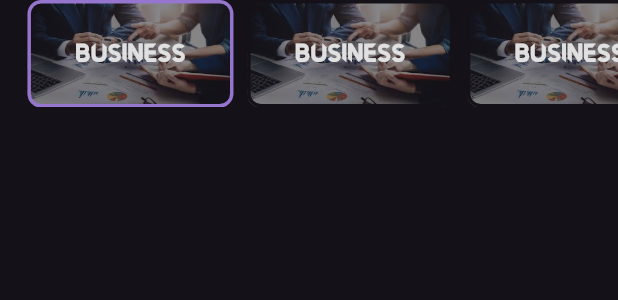
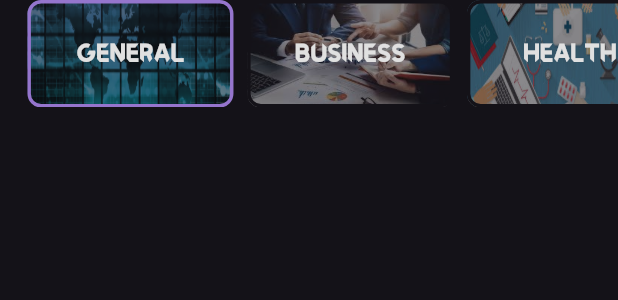
Before and after one commit to AhmedZaeem/The-big-news, a Flutter app: the CategoryList widget shown alone on an empty page, opened directly, on a phone screen of 412 x 824 dp. Shown: the top 300 px of the screen. Run offline on Flutter 3.47's test engine with Material 3 defaults, Android fonts, the phone set to English and light mode, and no system bars; our stand-ins replace cached_network_image, dio, flutter_screenutil; missing offline and left inert: flutter_gradient_animation_text; network calls fail.

Commit message:
Categories provider and data

```diff
--- a/lib/controller/news_api_controller.dart
+++ b/lib/controller/news_api_controller.dart
@@ -7,6 +7,8 @@ class NewsApiController {
   getNews() async {
     Response response = await dio.get(baseUrl,
         options: Options(headers: {'Authorization': token}));
+    try {
+      if (response.statusCode == 200) {
         List<dynamic> articles = response.data['articles'];
         List<NewsTileModel> newsTiles = [];
         for (Map<String, dynamic> article in articles) {
@@ -19,5 +21,11 @@ class NewsApiController {
           }
         }
         return newsTiles;
+      } else {
+        return [];
+      }
+    } catch (e) {
+      return Future.error('error');
     }
   }
+}
--- a/lib/main.dart
+++ b/lib/main.dart
@@ -1,6 +1,8 @@
+import 'package:big_news/providers/category_provider.dart';
 import 'package:big_news/view/SplashScreen.dart';
 import 'package:flutter/material.dart';
 import 'package:flutter_screenutil/flutter_screenutil.dart';
+import 'package:provider/provider.dart';
 
 void main() {
   runApp(const MyApp());
@@ -13,7 +15,9 @@ class MyApp extends StatelessWidget {
   Widget build(BuildContext context) {
     return ScreenUtilInit(
       designSize: const Size(360, 690),
-      builder: (context, child) => MaterialApp(
+      builder: (context, child) => ChangeNotifierProvider(
+        create: (context) => CategoryProvider(),
+        child: MaterialApp(
           theme: ThemeData.dark().copyWith(
             textTheme: TextTheme(
               displayLarge: const TextStyle(fontFamily: 'Newtype'),
@@ -27,7 +31,7 @@ class MyApp extends StatelessWidget {
                 color: Colors.grey[300],
               ),
               titleLarge: TextStyle(
-              fontSize: 12.sp,
+                fontSize: 14.sp,
                 fontFamily: 'Newtype',
               ),
               bodySmall: TextStyle(
@@ -39,6 +43,7 @@ class MyApp extends StatelessWidget {
           title: 'BigNews',
           home: const Splashscreen(),
         ),
+      ),
     );
   }
 }
--- /dev/null
+++ b/lib/providers/category_provider.dart
@@ -0,0 +1,29 @@
+import 'package:flutter/cupertino.dart';
+
+import '../model/category_model.dart';
+
+class CategoryProvider with ChangeNotifier {
+  List<CategoryModel> categories = [
+    CategoryModel(
+        index: 0, categoryTitle: 'general', imageSource: 'general.jpg'),
+    CategoryModel(
+        index: 1, categoryTitle: 'business', imageSource: 'business.jpeg'),
+    CategoryModel(
+        index: 2, categoryTitle: 'health', imageSource: 'health.jpeg'),
+    CategoryModel(
+        index: 3, categoryTitle: 'science', imageSource: 'science.jpeg'),
+    CategoryModel(index: 4, categoryTitle: 'sports', imageSource: 'sports.jpg'),
+    CategoryModel(
+        index: 5, categoryTitle: 'technology', imageSource: 'technology.jpg'),
+    CategoryModel(
+        index: 6,
+        categoryTitle: 'entertainment',
+        imageSource: 'entertainment.jpg'),
+  ];
+  int selectedIndex = 0;
+
+  void changeCategory(CategoryModel category) {
+    selectedIndex = category.index;
+    notifyListeners();
+  }
+}
--- a/lib/view/HomeView/CategoryView/CategoryCard.dart
+++ b/lib/view/HomeView/CategoryView/CategoryCard.dart
@@ -1,28 +1,28 @@
 import 'package:big_news/model/category_model.dart';
+import 'package:big_news/providers/category_provider.dart';
 import 'package:flutter/material.dart';
 import 'package:flutter_screenutil/flutter_screenutil.dart';
+import 'package:provider/provider.dart';
 
-class CategoryCard extends StatefulWidget {
+class CategoryCard extends StatelessWidget {
   final CategoryModel category;
-  final int selectedIndex;
-  const CategoryCard(
-      {super.key, required this.category, required this.selectedIndex});
+  const CategoryCard({
+    super.key,
+    required this.category,
+  });
 
   @override
-  State<CategoryCard> createState() => _CategoryCardState();
-}
-
-class _CategoryCardState extends State<CategoryCard> {
-  @override
   Widget build(BuildContext context) {
+    return Consumer<CategoryProvider>(
+      builder: (context, provider, child) {
         return GestureDetector(
-      onTap: () {},
+          onTap: () => provider.changeCategory(category),
           child: Container(
             alignment: Alignment.center,
             width: 120.w,
             decoration: BoxDecoration(
               border: Border.all(
-            color: widget.selectedIndex == widget.category.index
+                color: provider.selectedIndex == category.index
                     ? Colors.deepPurple[300]!
                     : Theme.of(context).scaffoldBackgroundColor,
                 width: 2.w,
@@ -31,14 +31,16 @@ class _CategoryCardState extends State<CategoryCard> {
               image: DecorationImage(
                 opacity: .5,
                 image: AssetImage(
-              'assets/images/${widget.category.imageSource}.jpeg',
+                  'assets/images/${category.imageSource}',
                 ),
                 fit: BoxFit.fill,
               ),
             ),
-        child: Text(widget.category.categoryTitle,
+            child: Text(category.categoryTitle,
                 style: Theme.of(context).textTheme.titleMedium),
           ),
         );
+      },
+    );
   }
 }
--- a/lib/view/HomeView/CategoryView/CategoryList.dart
+++ b/lib/view/HomeView/CategoryView/CategoryList.dart
@@ -2,6 +2,9 @@ import 'package:big_news/model/category_model.dart';
 import 'package:big_news/view/HomeView/CategoryView/CategoryCard.dart';
 import 'package:flutter/material.dart';
 import 'package:flutter_screenutil/flutter_screenutil.dart';
+import 'package:provider/provider.dart';
+
+import '../../../providers/category_provider.dart';
 
 class CategoryList extends StatefulWidget {
   const CategoryList({super.key});
@@ -11,12 +14,11 @@ class CategoryList extends StatefulWidget {
 }
 
 class _CategoryListState extends State<CategoryList> {
-  List categories = List.generate(
-      5,
-      (index) => CategoryModel(
-          categoryTitle: 'Business', index: index, imageSource: 'business'));
   @override
   Widget build(BuildContext context) {
+    var categoryProvider = context.read<CategoryProvider>();
+    var categories = categoryProvider.categories;
+
     return SizedBox(
       height: 60.h,
       child: ListView.separated(
@@ -24,7 +26,7 @@ class _CategoryListState extends State<CategoryList> {
         padding: EdgeInsetsDirectional.only(start: 16.w),
         scrollDirection: Axis.horizontal,
         itemBuilder: (context, index) =>
-            CategoryCard(category: categories[index], selectedIndex: 0),
+            CategoryCard(category: categories[index]),
         separatorBuilder: (context, index) => SizedBox(width: 8.w),
         itemCount: categories.length,
       ),
--- a/pubspec.yaml
+++ b/pubspec.yaml
@@ -38,6 +38,7 @@ dependencies:
   cupertino_icons: ^1.0.6
   dio: ^5.4.3+1
   cached_network_image: ^3.3.1
+  provider: ^6.1.2
 dev_dependencies:
   flutter_test:
     sdk: flutter
```
Also changed, not shown: assets/images/entertainment.jpg (added), assets/images/general.jpg (added), assets/images/health.jpeg (added), assets/images/science.jpeg (added), assets/images/sports.jpg (added), assets/images/technology.jpg (added), lib/generated/assets.dart, pubspec.lock, 1 other file. Lines whose indentation alone changed are shown as unchanged.
